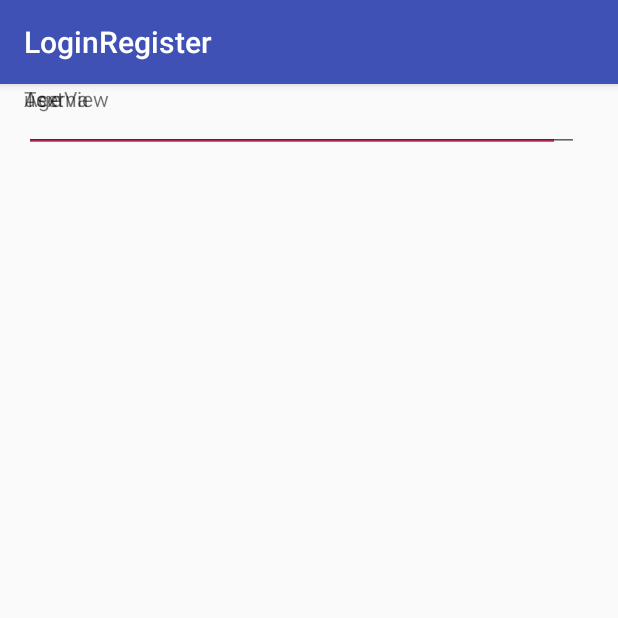
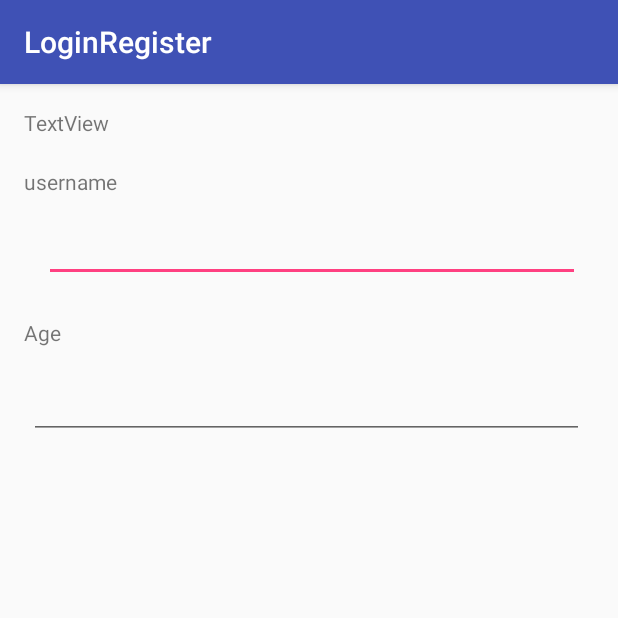
Before and after one commit to bathelomewn/LoginRegister, an Android app: the UserAreaActivity screen opened directly, with no data from a screen before it, on a phone screen of 412 x 824 dp, the top half of it. Run offline under Robolectric (Android 15) with nearby library versions, the phone set to English and light mode, and no system bars.

Commit message:
refine the design

```diff
--- a/app/src/main/res/layout/activity_user_area.xml
+++ b/app/src/main/res/layout/activity_user_area.xml
@@ -10,51 +10,74 @@
         android:id="@+id/tvWelcomeMsg"
         android:layout_width="118dp"
         android:layout_height="31dp"
+        android:layout_marginEnd="8dp"
         android:layout_marginLeft="16dp"
+        android:layout_marginRight="8dp"
         android:layout_marginStart="16dp"
+        android:layout_marginTop="16dp"
         android:text="TextView"
+        app:layout_constraintEnd_toEndOf="parent"
+        app:layout_constraintHorizontal_bias="0.0"
         app:layout_constraintStart_toStartOf="parent"
-        tools:layout_editor_absoluteY="15dp" />
+        app:layout_constraintTop_toTopOf="parent" />
 
     <TextView
         android:id="@+id/textView3"
-        android:layout_width="54dp"
-        android:layout_height="19dp"
+        android:layout_width="72dp"
+        android:layout_height="23dp"
+        android:layout_marginEnd="8dp"
         android:layout_marginLeft="16dp"
+        android:layout_marginRight="8dp"
         android:layout_marginStart="16dp"
+        android:layout_marginTop="8dp"
         android:text="username"
+        app:layout_constraintEnd_toEndOf="parent"
+        app:layout_constraintHorizontal_bias="0.0"
         app:layout_constraintStart_toStartOf="parent"
-        tools:layout_editor_absoluteY="46dp" />
+        app:layout_constraintTop_toBottomOf="@+id/tvWelcomeMsg" />
 
     <EditText
         android:id="@+id/etUsername"
         android:layout_width="357dp"
         android:layout_height="wrap_content"
-        android:layout_marginLeft="16dp"
-        android:layout_marginStart="16dp"
+        android:layout_marginEnd="8dp"
+        android:layout_marginLeft="12dp"
+        android:layout_marginRight="8dp"
+        android:layout_marginStart="12dp"
+        android:layout_marginTop="8dp"
         android:ems="10"
         android:inputType="textPersonName"
+        app:layout_constraintEnd_toEndOf="parent"
         app:layout_constraintStart_toStartOf="parent"
-        tools:layout_editor_absoluteY="65dp" />
+        app:layout_constraintTop_toBottomOf="@+id/textView3" />
 
     <TextView
         android:id="@+id/textView4"
         android:layout_width="wrap_content"
         android:layout_height="wrap_content"
+        android:layout_marginEnd="8dp"
         android:layout_marginLeft="16dp"
+        android:layout_marginRight="8dp"
         android:layout_marginStart="16dp"
+        android:layout_marginTop="24dp"
         android:text="Age"
+        app:layout_constraintEnd_toEndOf="parent"
+        app:layout_constraintHorizontal_bias="0.0"
         app:layout_constraintStart_toStartOf="parent"
-        tools:layout_editor_absoluteY="111dp" />
+        app:layout_constraintTop_toBottomOf="@+id/etUsername" />
 
     <EditText
         android:id="@+id/etAge"
         android:layout_width="370dp"
         android:layout_height="wrap_content"
-        android:layout_marginLeft="16dp"
-        android:layout_marginStart="16dp"
+        android:layout_marginEnd="8dp"
+        android:layout_marginLeft="4dp"
+        android:layout_marginRight="8dp"
+        android:layout_marginStart="4dp"
+        android:layout_marginTop="16dp"
         android:ems="10"
         android:inputType="number"
+        app:layout_constraintEnd_toEndOf="parent"
         app:layout_constraintStart_toStartOf="parent"
-        tools:layout_editor_absoluteY="139dp" />
+        app:layout_constraintTop_toBottomOf="@+id/textView4" />
 </android.support.constraint.ConstraintLayout>
--- a/app/src/main/res/values/colors.xml
+++ b/app/src/main/res/values/colors.xml
@@ -3,4 +3,5 @@
     <color name="colorPrimary">#3F51B5</color>
     <color name="colorPrimaryDark">#303F9F</color>
     <color name="colorAccent">#FF4081</color>
+    <color name="ieee">#ddd</color>
 </resources>
```
Also changed, not shown: app/src/main/java/com/example/achangnon/loginregister/LoginActivity.java (+18 -0 lines), app/src/main/res/layout/activity_login.xml (+19 -3 lines).
